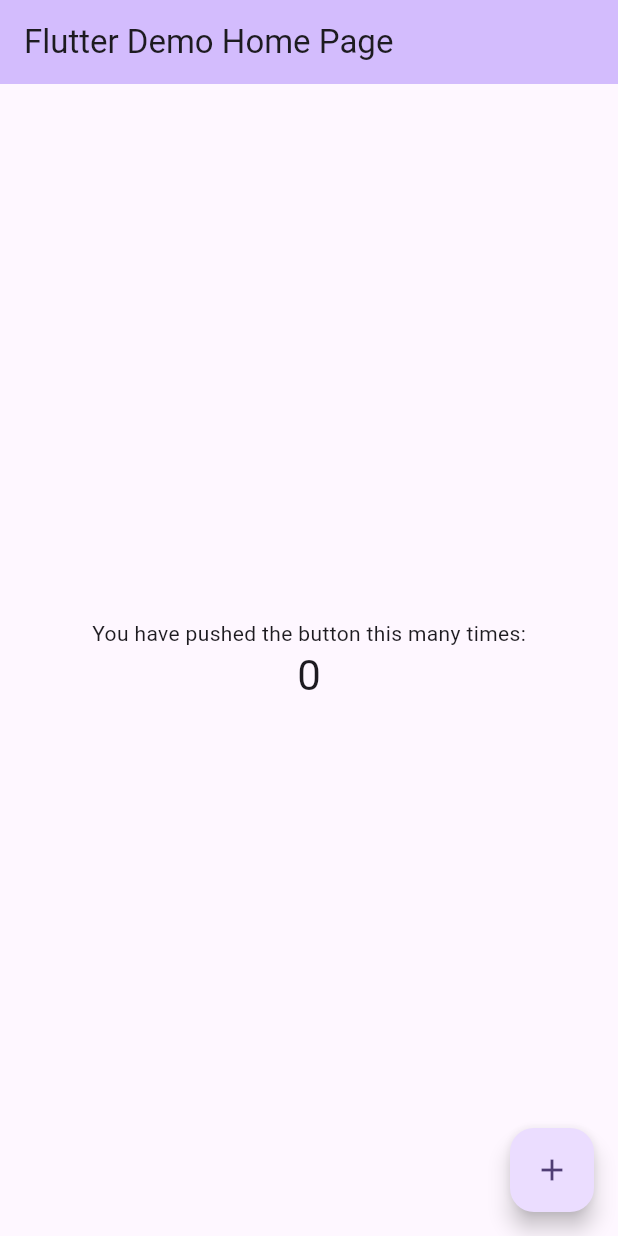
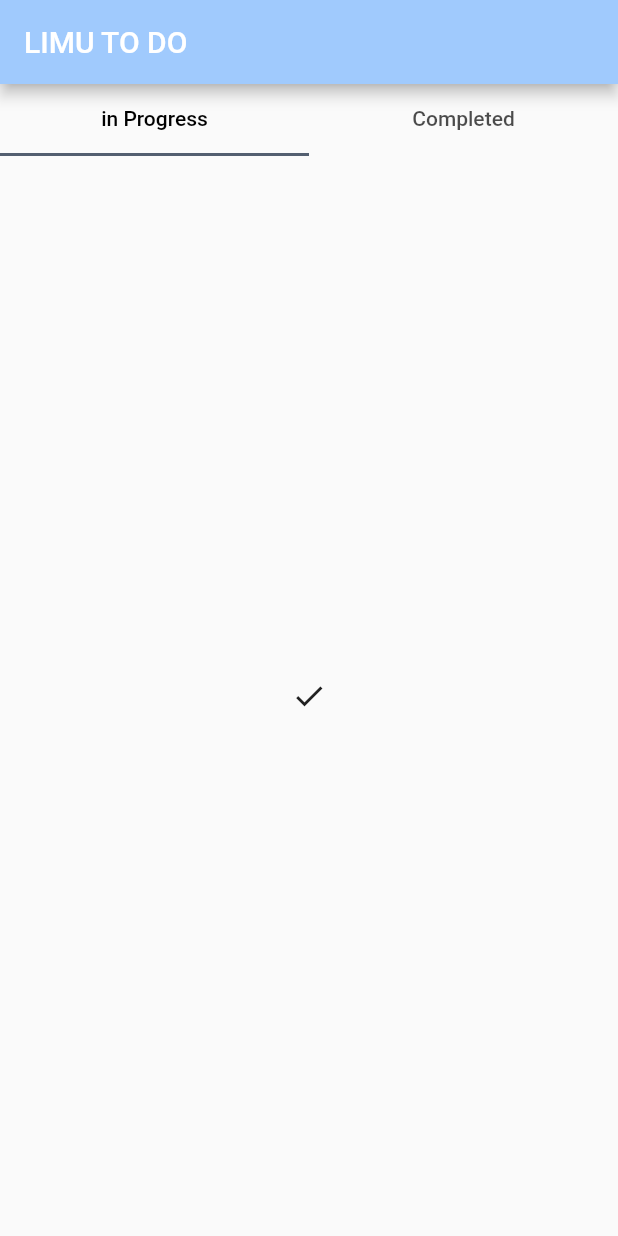
Before and after one commit to mosabsomaer/flutter_course, a Flutter app: the screen it shows after launch, on a phone screen of 412 x 824 dp. Run offline on Flutter 3.47's test engine with Material 3 defaults, Android fonts, the phone set to English and light mode, and no system bars.

Commit message:
error commit

```diff
--- /dev/null
+++ b/lib/homescreen.dart
@@ -0,0 +1,106 @@
+import 'package:flutter/cupertino.dart';
+import 'package:flutter/material.dart';
+import 'package:flutter/widgets.dart';
+import './task_model.dart';
+
+class MyHomePage extends StatefulWidget {
+  const MyHomePage({
+    super.key,
+  });
+
+  @override
+  State<MyHomePage> createState() => _MyHomePageState();
+}
+
+class _MyHomePageState extends State<MyHomePage> {
+  List<TaskModel> completedTasks = [];
+  List<TaskModel> inProgress = [];
+
+  List<TaskModel> tasks = [
+    //TaskModel(title: 'make an app'),
+    //TaskModel(title: 'make an account'),
+    //TaskModel(title: 'make an icon')
+  ];
+  TextEditingController titlecontroller = TextEditingController();
+
+  @override
+  Widget build(BuildContext context) {
+    return Scaffold(
+        appBar: AppBar(
+          backgroundColor: Theme.of(context).colorScheme.inversePrimary,
+          title: const Text("LIMU TO DO"),
+        ),
+        body:  const DefaultTabController(
+          length: 2,
+          child: Column(
+            children: [
+               TabBar(
+                labelColor: Colors.black,
+                tabs: [Tab(text: "in Progress"), Tab(text: "Completed")],
+              ),
+              Expanded(
+                child: TabBarView(
+                  children: [
+Center(child: Icon(Icons.check))
+,
+                    Center(child: Icon(Icons.check))
+                  ],
+                ),
+              ),
+            ],
+          ),
+        ));
+  }
+}
+
+
+
+
+
+      ,floatingActionButton: FloatingActionButton(
+        onPressed: () {
+          showDialog(
+              context: context,
+              builder: (context) {
+                return  Dialog(
+                  child: Padding(
+                    padding: const EdgeInsets.all(24.0),
+                    child: Column(
+                      mainAxisSize: MainAxisSize.min,
+                      children: [
+                        const Text(
+                          "Add New Task!",
+                          style: TextStyle(
+                              fontSize: 16, fontWeight: FontWeight.bold),
+                        ),
+                         TextField(
+                          decoration: const InputDecoration(
+                            hintText: 'Enter Task Name',
+                          ),
+                          controller: titlecontroller,
+                        ),Row(
+                          children: [
+                            TextButton(onPressed: (){titlecontroller.clear();
+                              Navigator.pop(context);}, child: const Text("Cancel")),
+                            ElevatedButton(
+                              onPressed: (){
+                                if(titlecontroller.text.isNotEmpty){
+                                  tasks.add(TaskModel(title: titlecontroller.text));
+                                  titlecontroller.clear();
+                                  Navigator.pop(context);
+                                  setState(() {});
+                                }
+                              },
+                              child: const Text("Add Task"),
+                            ),
+                          ],
+                        )
+                      ],
+                    ),
+                  ),
+                );
+              });
+        },
+        tooltip: 'Increment',
+        child: const Icon(Icons.add),
+      ),
--- a/lib/main.dart
+++ b/lib/main.dart
@@ -1,4 +1,5 @@
 import 'package:flutter/material.dart';
+import 'homescreen.dart';
 
 void main() {
   runApp(const MyApp());
@@ -7,119 +8,15 @@ void main() {
 class MyApp extends StatelessWidget {
   const MyApp({super.key});
 
-  // This widget is the root of your application.
   @override
   Widget build(BuildContext context) {
     return MaterialApp(
-      title: 'Flutter Demo',
+      debugShowCheckedModeBanner: false,
       theme: ThemeData(
-        // This is the theme of your application.
-        //
-        // TRY THIS: Try running your application with "flutter run". You'll see
-        // the application has a purple toolbar. Then, without quitting the app,
-        // try changing the seedColor in the colorScheme below to Colors.green
-        // and then invoke "hot reload" (save your changes or press the "hot
-        // reload" button in a Flutter-supported IDE, or press "r" if you used
-        // the command line to start the app).
-        //
-        // Notice that the counter didn't reset back to zero; the application
-        // state is not lost during the reload. To reset the state, use hot
-        // restart instead.
-        //
-        // This works for code too, not just values: Most code changes can be
-        // tested with just a hot reload.
-        colorScheme: ColorScheme.fromSeed(seedColor: Colors.deepPurple),
-        useMaterial3: true,
+        colorScheme: ColorScheme.fromSeed(seedColor: Colors.blue),
+        useMaterial3: false,
       ),
-      home: const MyHomePage(title: 'Flutter Demo Home Page'),
+      home: const MyHomePage(),
     );
   }
 }
-
-class MyHomePage extends StatefulWidget {
-  const MyHomePage({super.key, required this.title});
-
-  // This widget is the home page of your application. It is stateful, meaning
-  // that it has a State object (defined below) that contains fields that affect
-  // how it looks.
-
-  // This class is the configuration for the state. It holds the values (in this
-  // case the title) provided by the parent (in this case the App widget) and
-  // used by the build method of the State. Fields in a Widget subclass are
-  // always marked "final".
-
-  final String title;
-
-  @override
-  State<MyHomePage> createState() => _MyHomePageState();
-}
-
-class _MyHomePageState extends State<MyHomePage> {
-  int _counter = 0;
-
-  void _incrementCounter() {
-    setState(() {
-      // This call to setState tells the Flutter framework that something has
-      // changed in this State, which causes it to rerun the build method below
-      // so that the display can reflect the updated values. If we changed
-      // _counter without calling setState(), then the build method would not be
-      // called again, and so nothing would appear to happen.
-      _counter++;
-    });
-  }
-
-  @override
-  Widget build(BuildContext context) {
-    // This method is rerun every time setState is called, for instance as done
-    // by the _incrementCounter method above.
-    //
-    // The Flutter framework has been optimized to make rerunning build methods
-    // fast, so that you can just rebuild anything that needs updating rather
-    // than having to individually change instances of widgets.
-    return Scaffold(
-      appBar: AppBar(
-        // TRY THIS: Try changing the color here to a specific color (to
-        // Colors.amber, perhaps?) and trigger a hot reload to see the AppBar
-        // change color while the other colors stay the same.
-        backgroundColor: Theme.of(context).colorScheme.inversePrimary,
-        // Here we take the value from the MyHomePage object that was created by
-        // the App.build method, and use it to set our appbar title.
-        title: Text(widget.title),
-      ),
-      body: Center(
-        // Center is a layout widget. It takes a single child and positions it
-        // in the middle of the parent.
-        child: Column(
-          // Column is also a layout widget. It takes a list of children and
-          // arranges them vertically. By default, it sizes itself to fit its
-          // children horizontally, and tries to be as tall as its parent.
-          //
-          // Column has various properties to control how it sizes itself and
-          // how it positions its children. Here we use mainAxisAlignment to
-          // center the children vertically; the main axis here is the vertical
-          // axis because Columns are vertical (the cross axis would be
-          // horizontal).
-          //
-          // TRY THIS: Invoke "debug painting" (choose the "Toggle Debug Paint"
-          // action in the IDE, or press "p" in the console), to see the
-          // wireframe for each widget.
-          mainAxisAlignment: MainAxisAlignment.center,
-          children: <Widget>[
-            const Text(
-              'You have pushed the button this many times:',
-            ),
-            Text(
-              '$_counter',
-              style: Theme.of(context).textTheme.headlineMedium,
-            ),
-          ],
-        ),
-      ),
-      floatingActionButton: FloatingActionButton(
-        onPressed: _incrementCounter,
-        tooltip: 'Increment',
-        child: const Icon(Icons.add),
-      ), // This trailing comma makes auto-formatting nicer for build methods.
-    );
-  }
-}
--- /dev/null
+++ b/lib/task_model.dart
@@ -0,0 +1,7 @@
+
+class TaskModel {
+  String title;
+  bool isCompleted;
+
+  TaskModel({required this.title, this.isCompleted = false});
+}
```
Also changed, not shown: 1 other file.
